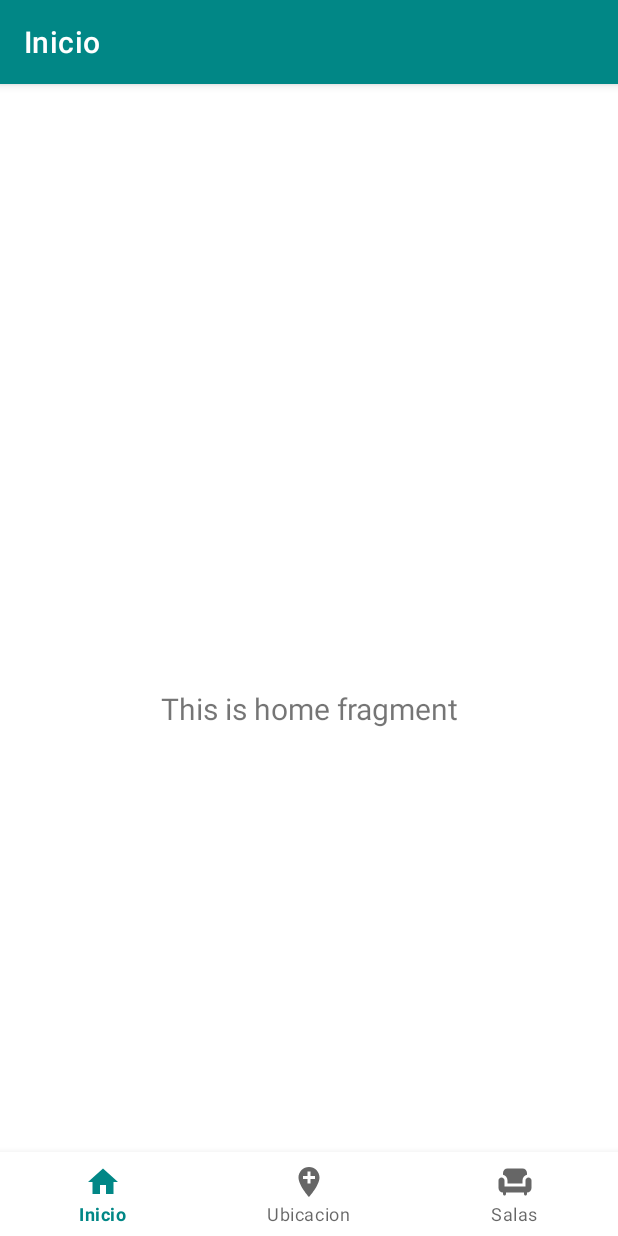
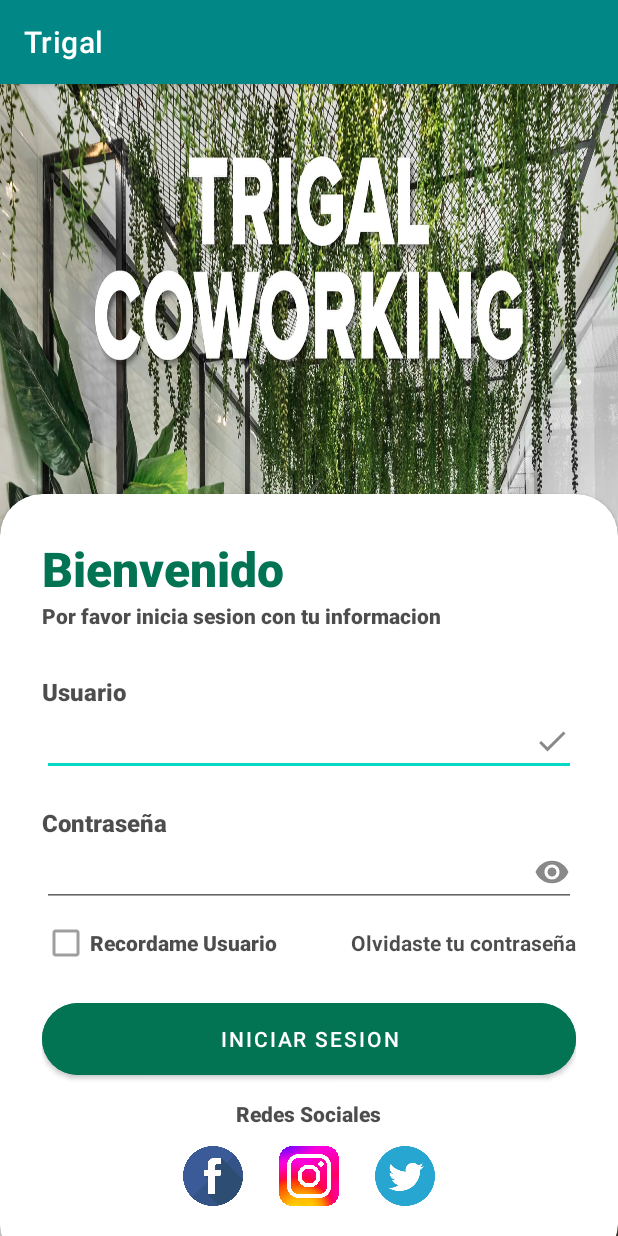
Before and after one commit to USMPDNBJ/TRIGAL, an Android app: the screen it shows after launch (MainActivity before the commit, ActLogin after it), on a phone screen of 412 x 824 dp. Run offline under Robolectric (Android 15) with nearby library versions, the phone set to English and light mode, and no system bars.

Commit message:
Se incluyo el login

```diff
--- a/app/src/main/AndroidManifest.xml
+++ b/app/src/main/AndroidManifest.xml
@@ -22,6 +22,7 @@
                 <category android:name="android.intent.category.LAUNCHER" />
             </intent-filter>
         </activity>
+        <activity android:name=".ActLogin"/>
         <activity android:name=".MainActivity"/>
     </application>
 
--- /dev/null
+++ b/app/src/main/java/com/proyect/trigal/ActLogin.java
@@ -0,0 +1,36 @@
+package com.proyect.trigal;
+
+import android.content.Intent;
+import android.os.Bundle;
+import android.view.View;
+import android.widget.EditText;
+import android.widget.Toast;
+
+import androidx.appcompat.app.AppCompatActivity;
+
+public class ActLogin extends AppCompatActivity {
+    EditText edtCorreo,edtContraseña;
+    @Override
+    protected void onCreate(Bundle savedInstanceState) {
+        super.onCreate(savedInstanceState);
+        setContentView(R.layout.lyt_login_trigal);
+        asignarReferencias();
+    }
+    private void asignarReferencias() {
+        edtCorreo = findViewById(R.id.edtCorreo);
+        edtContraseña = findViewById(R.id.edtContraseña);
+    }
+
+    public void IniciarSesion(View view) {
+        String correo, contra;
+        correo = edtCorreo.getText().toString();
+        contra = edtContraseña.getText().toString();
+
+        if (correo.equals("1") && contra.equals("1")) {
+            Intent intent = new Intent(ActLogin.this, MainActivity.class);
+            startActivity(intent);
+        } else {
+            Toast.makeText(ActLogin.this, "Usuario no válido", Toast.LENGTH_SHORT).show();
+        }
+    }
+}
--- a/app/src/main/java/com/proyect/trigal/SplashActivity.java
+++ b/app/src/main/java/com/proyect/trigal/SplashActivity.java
@@ -19,7 +19,7 @@ public class SplashActivity extends AppCompatActivity {
         new Handler().postDelayed(new Runnable() {
             @Override
             public void run() {
-                startActivity(new Intent(SplashActivity.this,MainActivity.class));
+                startActivity(new Intent(SplashActivity.this,ActLogin.class));
                 finish();
             }
         },3000);
--- /dev/null
+++ b/app/src/main/res/drawable/ic_contra.xml
@@ -0,0 +1,5 @@
+<vector android:height="24dp" android:tint="#898989"
+    android:viewportHeight="24" android:viewportWidth="24"
+    android:width="24dp" xmlns:android="http://schemas.android.com/apk/res/android">
+    <path android:fillColor="@android:color/white" android:pathData="M12,4.5C7,4.5 2.73,7.61 1,12c1.73,4.39 6,7.5 11,7.5s9.27,-3.11 11,-7.5c-1.73,-4.39 -6,-7.5 -11,-7.5zM12,17c-2.76,0 -5,-2.24 -5,-5s2.24,-5 5,-5 5,2.24 5,5 -2.24,5 -5,5zM12,9c-1.66,0 -3,1.34 -3,3s1.34,3 3,3 3,-1.34 3,-3 -1.34,-3 -3,-3z"/>
+</vector>
--- /dev/null
+++ b/app/src/main/res/drawable/ic_listo.xml
@@ -0,0 +1,5 @@
+<vector android:height="24dp" android:tint="#898989"
+    android:viewportHeight="24" android:viewportWidth="24"
+    android:width="24dp" xmlns:android="http://schemas.android.com/apk/res/android">
+    <path android:fillColor="@android:color/white" android:pathData="M9,16.2L4.8,12l-1.4,1.4L9,19 21,7l-1.4,-1.4L9,16.2z"/>
+</vector>
--- /dev/null
+++ b/app/src/main/res/layout/lyt_login_trigal.xml
@@ -0,0 +1,179 @@
+<?xml version="1.0" encoding="utf-8"?>
+<RelativeLayout xmlns:android="http://schemas.android.com/apk/res/android"
+    xmlns:app="http://schemas.android.com/apk/res-auto"
+    xmlns:tools="http://schemas.android.com/tools"
+    android:layout_width="match_parent"
+    android:layout_height="match_parent"
+    android:background="@drawable/trigal_login"
+    tools:context=".ActLogin">
+
+
+    <LinearLayout
+        android:layout_width="match_parent"
+        android:layout_height="match_parent"
+        android:orientation="vertical"
+        android:gravity="center"
+        android:layout_above="@id/card_view"
+        android:padding="28dp">
+
+
+
+
+    </LinearLayout>
+
+    <androidx.cardview.widget.CardView
+        android:layout_width="match_parent"
+        android:layout_height="wrap_content"
+        android:layout_alignParentBottom="true"
+        app:cardCornerRadius="28dp"
+        android:layout_marginBottom="-20dp"
+        android:id="@+id/card_view"
+        >
+
+        <LinearLayout
+            android:layout_width="match_parent"
+            android:layout_height="wrap_content"
+            android:orientation="vertical"
+            android:padding="28dp">
+
+            <TextView
+                android:layout_width="wrap_content"
+                android:layout_height="wrap_content"
+                android:fontFamily="sans-serif-black"
+                android:text="Bienvenido"
+                android:textColor="#027353"
+                android:textSize="32sp"
+                android:textStyle="bold" />
+
+            <TextView
+                android:layout_width="wrap_content"
+                android:layout_height="wrap_content"
+                android:fontFamily="sans-serif-black"
+                android:textColor="@color/black"
+                android:text="Por favor inicia sesion con tu informacion"
+                android:alpha="0.7"/>
+
+            <View
+                android:layout_width="wrap_content"
+                android:layout_height="30dp"/>
+            <TextView
+                android:layout_width="wrap_content"
+                android:layout_height="wrap_content"
+                android:text="Usuario"
+                android:textSize="16dp"
+                android:textColor="@color/black"
+                android:fontFamily="sans-serif-black"
+                android:alpha="0.7"
+                android:textStyle="bold"/>
+
+            <EditText
+                android:id="@+id/edtCorreo"
+                android:layout_width="match_parent"
+                android:layout_height="wrap_content"
+                android:drawableEnd="@drawable/ic_listo"
+                android:inputType="textEmailAddress"
+                tools:ignore="TouchTargetSizeCheck,SpeakableTextPresentCheck" />
+
+            <View
+                android:layout_width="wrap_content"
+                android:layout_height="20dp"/>
+            <TextView
+                android:layout_width="wrap_content"
+                android:layout_height="wrap_content"
+                android:text="Contraseña"
+                android:textSize="16dp"
+                android:textColor="@color/black"
+                android:fontFamily="sans-serif-black"
+                android:alpha="0.7"
+                android:textStyle="bold"
+               />
+
+            <EditText
+                android:id="@+id/edtContraseña"
+                android:layout_width="match_parent"
+                android:layout_height="wrap_content"
+                android:drawableEnd="@drawable/ic_contra"
+                android:inputType="textPassword"
+                tools:ignore="SpeakableTextPresentCheck,TouchTargetSizeCheck" />
+
+            <RelativeLayout
+                android:layout_width="match_parent"
+                android:layout_height="wrap_content">
+
+                <CheckBox
+                    android:layout_width="wrap_content"
+                    android:layout_height="wrap_content"
+                    android:text="Recordame Usuario"
+                    android:textColor="@color/black"
+                    android:fontFamily="sans-serif-black"
+                    android:layout_centerVertical="true"
+                    android:alpha="0.7"/>
+
+                <TextView
+                    android:layout_width="wrap_content"
+                    android:layout_height="wrap_content"
+                    android:text="Olvidaste tu contraseña"
+                    android:textColor="@color/black"
+                    android:alpha="0.7"
+                    android:textStyle="bold"
+                    android:layout_alignParentEnd="true"
+                    android:layout_centerVertical="true"/>
+
+            </RelativeLayout>
+            <View
+                android:layout_width="wrap_content"
+                android:layout_height="10dp"/>
+
+            <com.google.android.material.button.MaterialButton
+                android:layout_width="match_parent"
+                android:layout_height="60dp"
+                android:backgroundTint="#027353"
+                android:text="Iniciar Sesion"
+                android:onClick="IniciarSesion"
+                app:cornerRadius="32dp"/>
+
+            <View
+                android:layout_width="wrap_content"
+                android:layout_height="10dp"/>
+            <TextView
+                android:layout_width="wrap_content"
+                android:layout_height="wrap_content"
+                android:text="Redes Sociales"
+                android:textColor="@color/black"
+                android:fontFamily="sans-serif-black"
+                android:layout_gravity="center"
+                android:alpha="0.7"/>
+
+            <LinearLayout
+                android:layout_width="match_parent"
+                android:layout_height="wrap_content"
+                android:orientation="horizontal"
+                android:gravity="center">
+
+                <ImageView
+                    android:layout_width="40dp"
+                    android:layout_height="40dp"
+                    android:layout_margin="12dp"
+                    android:background="@drawable/facebook"/>
+                <ImageView
+                    android:layout_width="40dp"
+                    android:layout_height="40dp"
+                    android:layout_margin="12dp"
+                    android:background="@drawable/instagram"/>
+                <ImageView
+                    android:layout_width="40dp"
+                    android:layout_height="40dp"
+                    android:layout_margin="12dp"
+                    android:background="@drawable/twitter"/>
+
+
+            </LinearLayout>
+
+
+        </LinearLayout>
+
+
+    </androidx.cardview.widget.CardView>
+
+
+</RelativeLayout>
```
Also changed, not shown: app/src/main/res/drawable/facebook.png (added), app/src/main/res/drawable/instagram.png (added), app/src/main/res/drawable/trigal_login.jpg (added), app/src/main/res/drawable/twitter.png (added).
